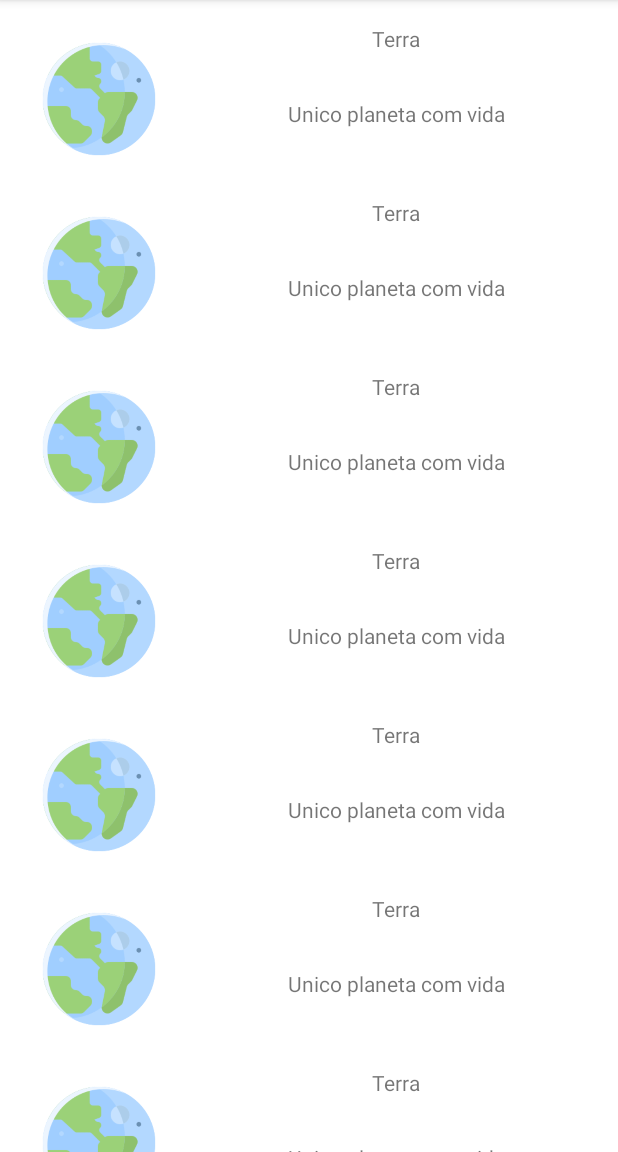
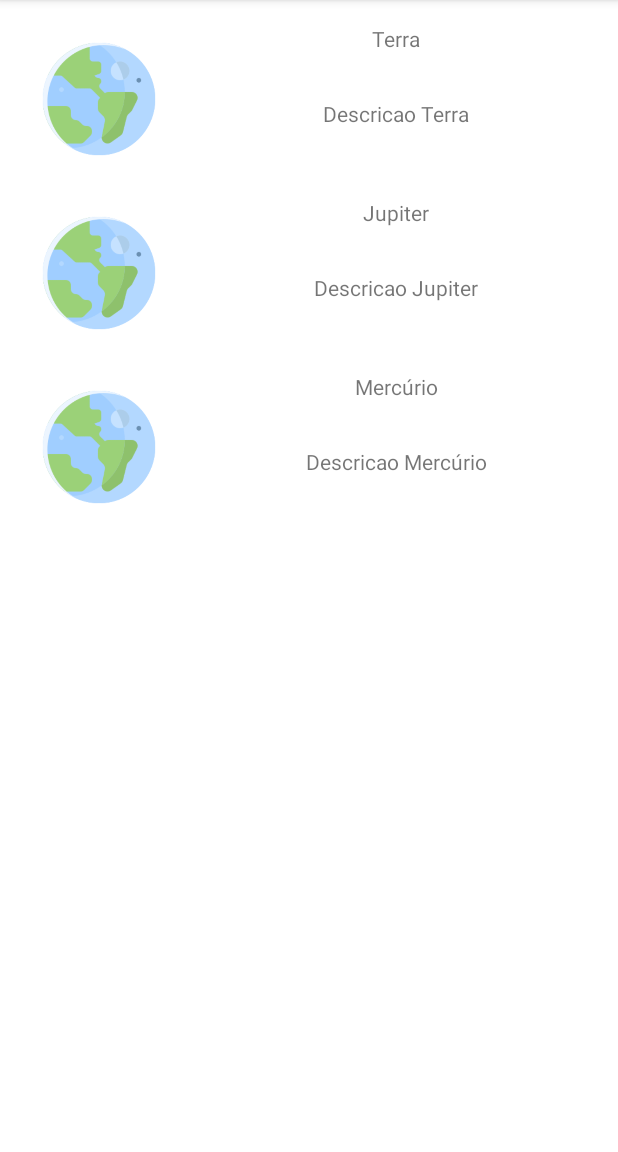
Before and after one commit to wagnerr92/planets, an Android app: the screen it shows after launch (MainActivity), on a phone screen of 412 x 824 dp, the part 84-1236 px from its top. Run offline under Robolectric (Android 15) with nearby library versions, the phone set to English and light mode, and no system bars.

Commit message:
Buscando dado do viewModel

```diff
--- a/app/src/main/java/rp/consulting/planets/ui/main/MainFragment.kt
+++ b/app/src/main/java/rp/consulting/planets/ui/main/MainFragment.kt
@@ -4,6 +4,9 @@ import android.os.Bundle
 import android.view.LayoutInflater
 import android.view.View
 import android.view.ViewGroup
+import android.widget.ImageView
+import android.widget.ProgressBar
+import androidx.core.view.isVisible
 import androidx.fragment.app.Fragment
 import androidx.lifecycle.ViewModelProvider
 import androidx.recyclerview.widget.LinearLayoutManager
@@ -12,12 +15,12 @@ import rp.consulting.planets.R
 
 class MainFragment : Fragment() {
 
-    private lateinit var viewModel: MainViewModel
+    private lateinit var viewModel: PlanetListViewModel
     private val adapter = PlanetsAdapter()
 
     override fun onCreate(savedInstanceState: Bundle?) {
         super.onCreate(savedInstanceState)
-        viewModel = ViewModelProvider(this).get(MainViewModel::class.java)
+        viewModel = ViewModelProvider(this).get(PlanetListViewModel::class.java)
         // TODO: Use the ViewModel
     }
 
@@ -31,8 +34,29 @@ class MainFragment : Fragment() {
     override fun onViewCreated(view: View, savedInstanceState: Bundle?) {
         super.onViewCreated(view, savedInstanceState)
         val list = view.findViewById<RecyclerView>(R.id.list)
+        val loading = view.findViewById<ProgressBar>(R.id.loading)
+        val error = view.findViewById<ImageView>(R.id.error)
         list.layoutManager =
             LinearLayoutManager(requireContext(), LinearLayoutManager.VERTICAL, false)
-        list.adapter = adapter
+        val state = viewModel.loadData()
+        when (state) {
+            is State.Content -> {
+                adapter.setData(state.list)
+                list.adapter = adapter
+                loading.isVisible = false
+                list.isVisible = true
+                error.isVisible = false
+            }
+            State.Error -> {
+                loading.isVisible = false
+                list.isVisible = false
+                error.isVisible = true
+            }
+            State.Loading -> {
+                loading.isVisible = true
+                list.isVisible = false
+                error.isVisible = false
+            }
+        }
     }
 }
--- a/app/src/main/java/rp/consulting/planets/ui/main/MainViewModel.kt
+++ /dev/null
@@ -1,6 +0,0 @@
-package rp.consulting.planets.ui.main
-
-import androidx.lifecycle.ViewModel
-
-class MainViewModel : ViewModel() {
-}
--- /dev/null
+++ b/app/src/main/java/rp/consulting/planets/ui/main/PlanetListViewModel.kt
@@ -0,0 +1,23 @@
+package rp.consulting.planets.ui.main
+
+import androidx.lifecycle.ViewModel
+
+class PlanetListViewModel : ViewModel() {
+
+    fun loadData(): State {
+        return State.Content(
+            listOf(
+                PlanetData("Terra", "Descricao Terra"),
+                PlanetData("Jupiter", "Descricao Jupiter"),
+                PlanetData("Mercúrio", "Descricao Mercúrio")
+            )
+        )
+    }
+}
+
+sealed class State {
+    data class Content(val list: List<PlanetData>) : State()
+    object Loading : State()
+
+    object Error : State()
+}
--- a/app/src/main/java/rp/consulting/planets/ui/main/PlanetsAdapter.kt
+++ b/app/src/main/java/rp/consulting/planets/ui/main/PlanetsAdapter.kt
@@ -9,17 +9,24 @@ import rp.consulting.planets.R
 
 class PlanetsAdapter : RecyclerView.Adapter<PlanetsAdapter.ViewHolder>() {
 
+    private lateinit var data: List<PlanetData>
+
     override fun onCreateViewHolder(parent: ViewGroup, viewType: Int): ViewHolder {
         val view = LayoutInflater.from(parent.context).inflate(R.layout.planets_item, parent, false)
         return ViewHolder(view)
     }
 
     override fun getItemCount(): Int {
-        return 8
+        return data.size
     }
 
     override fun onBindViewHolder(holder: ViewHolder, position: Int) {
-        holder.bind(PlanetData("Terra", "Unico planeta com vida"))
+        holder.bind(data[position])
+    }
+
+    fun setData(list: List<PlanetData>) {
+        this.data = list
+        notifyDataSetChanged()
     }
 
     class ViewHolder(val view: View) : RecyclerView.ViewHolder(view) {
--- a/app/src/main/res/layout/fragment_main.xml
+++ b/app/src/main/res/layout/fragment_main.xml
@@ -1,5 +1,6 @@
 <?xml version="1.0" encoding="utf-8"?>
 <androidx.constraintlayout.widget.ConstraintLayout xmlns:android="http://schemas.android.com/apk/res/android"
+    xmlns:app="http://schemas.android.com/apk/res-auto"
     xmlns:tools="http://schemas.android.com/tools"
     android:id="@+id/main"
     android:layout_width="match_parent"
@@ -9,6 +10,28 @@
     <androidx.recyclerview.widget.RecyclerView
         android:id="@+id/list"
         android:layout_width="match_parent"
-        android:layout_height="match_parent" />
+        android:layout_height="match_parent"
+        tools:layout_editor_absoluteX="79dp"
+        tools:layout_editor_absoluteY="16dp" />
+
+    <ProgressBar
+        android:id="@+id/loading"
+        style="?android:attr/progressBarStyle"
+        android:layout_width="wrap_content"
+        android:layout_height="wrap_content"
+        app:layout_constraintBottom_toBottomOf="@+id/list"
+        app:layout_constraintEnd_toEndOf="@+id/list"
+        app:layout_constraintStart_toStartOf="@+id/list"
+        app:layout_constraintTop_toTopOf="@+id/list" />
+
+    <ImageView
+        android:id="@+id/error"
+        android:layout_width="60dp"
+        android:layout_height="60dp"
+        android:src="@android:drawable/ic_delete"
+        app:layout_constraintBottom_toBottomOf="@+id/list"
+        app:layout_constraintEnd_toEndOf="@+id/list"
+        app:layout_constraintStart_toStartOf="@+id/list"
+        app:layout_constraintTop_toTopOf="@+id/list" />
 
 </androidx.constraintlayout.widget.ConstraintLayout>
```
